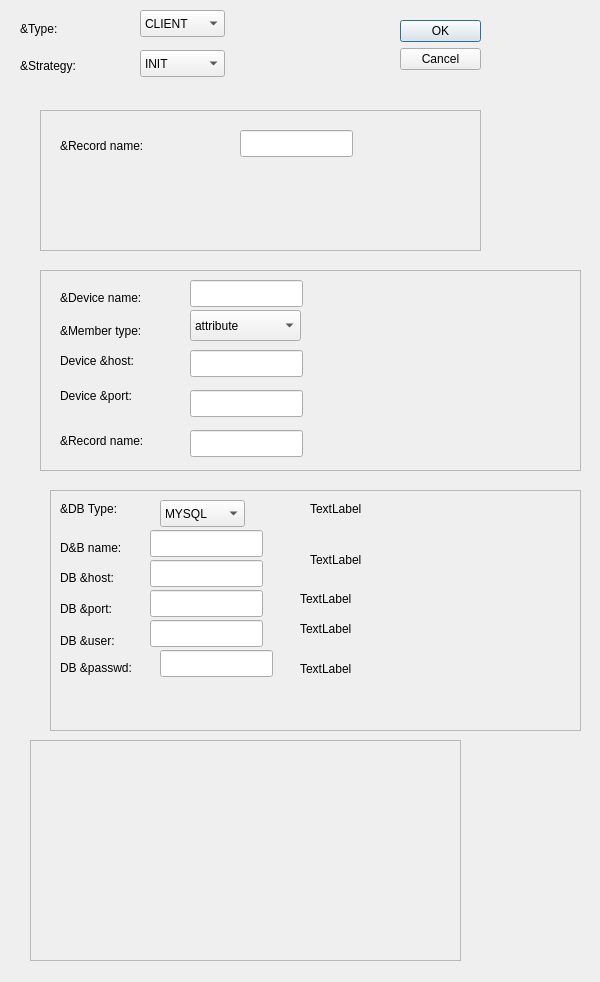
The window that ndtsconfigtool/datasourcedlg.ui (jkotan/nexdatas.configtool) describes before a commit, drawn with Qt 5.
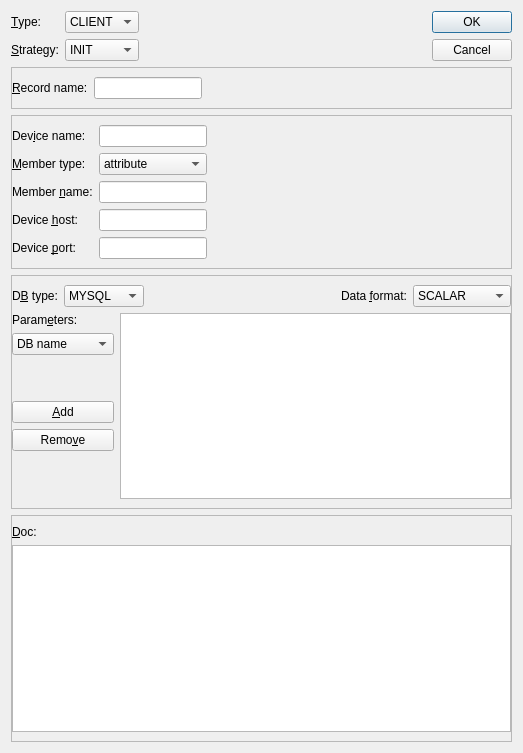
The same window after the commit.

Commit message: changing the datasource dialog

Patch:
```diff
--- a/ndtsconfigtool/datasourcedlg.ui
+++ b/ndtsconfigtool/datasourcedlg.ui
@@ -6,64 +6,32 @@
    <rect>
     <x>0</x>
     <y>0</y>
-    <width>600</width>
-    <height>982</height>
+    <width>523</width>
+    <height>753</height>
    </rect>
   </property>
   <property name="windowTitle">
    <string>Dialog</string>
   </property>
-  <widget class="QDialogButtonBox" name="buttonBox">
-   <property name="geometry">
-    <rect>
-     <x>400</x>
-     <y>20</y>
-     <width>81</width>
-     <height>61</height>
-    </rect>
-   </property>
-   <property name="orientation">
-    <enum>Qt::Vertical</enum>
-   </property>
-   <property name="standardButtons">
-    <set>QDialogButtonBox::Cancel|QDialogButtonBox::Ok</set>
-   </property>
-  </widget>
-  <widget class="QLabel" name="strategyLabel">
-   <property name="geometry">
-    <rect>
-     <x>20</x>
-     <y>50</y>
-     <width>91</width>
-     <height>31</height>
-    </rect>
-   </property>
-   <property name="text">
-    <string>&amp;Strategy:</string>
-   </property>
-  </widget>
+  <layout class="QGridLayout" name="gridLayout_6">
+   <item row="0" column="0">
+    <layout class="QVBoxLayout" name="verticalLayout_4">
+     <item>
+      <layout class="QHBoxLayout" name="horizontalLayout">
+       <item>
+        <layout class="QGridLayout" name="gridLayout">
+         <item row="0" column="0">
   <widget class="QLabel" name="typeLabel">
-   <property name="geometry">
-    <rect>
-     <x>20</x>
-     <y>20</y>
-     <width>66</width>
-     <height>17</height>
-    </rect>
-   </property>
    <property name="text">
     <string>&amp;Type:</string>
    </property>
-  </widget>
+           <property name="buddy">
+            <cstring>typeComboBox</cstring>
+           </property>
+          </widget>
+         </item>
+         <item row="0" column="1">
   <widget class="QComboBox" name="typeComboBox">
-   <property name="geometry">
-    <rect>
-     <x>140</x>
-     <y>10</y>
-     <width>85</width>
-     <height>27</height>
-    </rect>
-   </property>
    <item>
     <property name="text">
      <string>CLIENT</string>
@@ -79,21 +47,20 @@
      <string>DB</string>
     </property>
    </item>
-   <item>
+          </widget>
+         </item>
+         <item row="1" column="0">
+          <widget class="QLabel" name="strategyLabel">
     <property name="text">
-     <string>SARDANA</string>
-    </property>
-   </item>
-  </widget>
+            <string>&amp;Strategy:</string>
+           </property>
+           <property name="buddy">
+            <cstring>strategyComboBox</cstring>
+           </property>
+          </widget>
+         </item>
+         <item row="1" column="1">
   <widget class="QComboBox" name="strategyComboBox">
-   <property name="geometry">
-    <rect>
-     <x>140</x>
-     <y>50</y>
-     <width>85</width>
-     <height>27</height>
-    </rect>
-   </property>
    <item>
     <property name="text">
      <string>INIT</string>
@@ -110,134 +77,117 @@
     </property>
    </item>
   </widget>
+         </item>
+        </layout>
+       </item>
+       <item>
+        <spacer name="horizontalSpacer_2">
+         <property name="orientation">
+          <enum>Qt::Horizontal</enum>
+         </property>
+         <property name="sizeHint" stdset="0">
+          <size>
+           <width>40</width>
+           <height>20</height>
+          </size>
+         </property>
+        </spacer>
+       </item>
+       <item>
+        <widget class="QDialogButtonBox" name="buttonBox">
+         <property name="sizePolicy">
+          <sizepolicy hsizetype="Fixed" vsizetype="Fixed">
+           <horstretch>0</horstretch>
+           <verstretch>0</verstretch>
+          </sizepolicy>
+         </property>
+         <property name="orientation">
+          <enum>Qt::Vertical</enum>
+         </property>
+         <property name="standardButtons">
+          <set>QDialogButtonBox::Cancel|QDialogButtonBox::Ok</set>
+         </property>
+        </widget>
+       </item>
+      </layout>
+     </item>
+     <item>
   <widget class="QFrame" name="clientFrame">
-   <property name="geometry">
-    <rect>
-     <x>40</x>
-     <y>110</y>
-     <width>441</width>
-     <height>141</height>
-    </rect>
-   </property>
    <property name="frameShape">
     <enum>QFrame::StyledPanel</enum>
    </property>
    <property name="frameShadow">
     <enum>QFrame::Raised</enum>
    </property>
+       <layout class="QFormLayout" name="formLayout">
+        <property name="horizontalSpacing">
+         <number>6</number>
+        </property>
+        <property name="leftMargin">
+         <number>0</number>
+        </property>
+        <item row="0" column="0">
+         <layout class="QHBoxLayout" name="horizontalLayout_2">
+          <item>
    <widget class="QLabel" name="cRecNameLabel">
-    <property name="geometry">
-     <rect>
-      <x>20</x>
-      <y>20</y>
-      <width>111</width>
-      <height>31</height>
-     </rect>
-    </property>
     <property name="text">
      <string>&amp;Record name:</string>
     </property>
-   </widget>
-   <widget class="QLineEdit" name="cRecNameLineEdit">
-    <property name="geometry">
-     <rect>
-      <x>200</x>
-      <y>20</y>
-      <width>113</width>
-      <height>27</height>
-     </rect>
-    </property>
-   </widget>
-  </widget>
+            <property name="buddy">
+             <cstring>cRecNameLineEdit</cstring>
+            </property>
+           </widget>
+          </item>
+          <item>
+           <widget class="QLineEdit" name="cRecNameLineEdit"/>
+          </item>
+         </layout>
+        </item>
+       </layout>
+      </widget>
+     </item>
+     <item>
   <widget class="QFrame" name="deviceFrame">
-   <property name="geometry">
-    <rect>
-     <x>40</x>
-     <y>270</y>
-     <width>541</width>
-     <height>201</height>
-    </rect>
-   </property>
    <property name="frameShape">
     <enum>QFrame::StyledPanel</enum>
    </property>
    <property name="frameShadow">
     <enum>QFrame::Raised</enum>
    </property>
+       <layout class="QFormLayout" name="formLayout_2">
+        <property name="leftMargin">
+         <number>0</number>
+        </property>
+        <property name="topMargin">
+         <number>9</number>
+        </property>
+        <item row="0" column="0">
+         <layout class="QGridLayout" name="gridLayout_2">
+          <item row="0" column="0">
    <widget class="QLabel" name="tDevNameLabel">
-    <property name="geometry">
-     <rect>
-      <x>20</x>
-      <y>20</y>
-      <width>111</width>
-      <height>16</height>
-     </rect>
-    </property>
     <property name="text">
-     <string>&amp;Device name:</string>
-    </property>
-   </widget>
+             <string>Dev&amp;ice name:</string>
+            </property>
+            <property name="buddy">
+             <cstring>tDevNameLineEdit</cstring>
+            </property>
+           </widget>
+          </item>
+          <item row="0" column="1">
+           <widget class="QLineEdit" name="tDevNameLineEdit"/>
+          </item>
+          <item row="1" column="0">
    <widget class="QLabel" name="tMemberLabel">
-    <property name="geometry">
-     <rect>
-      <x>20</x>
-      <y>50</y>
-      <width>111</width>
-      <height>21</height>
-     </rect>
-    </property>
     <property name="text">
      <string>&amp;Member type:</string>
     </property>
-   </widget>
-   <widget class="QLabel" name="tHostLabel">
-    <property name="geometry">
-     <rect>
-      <x>20</x>
-      <y>80</y>
-      <width>111</width>
-      <height>21</height>
-     </rect>
-    </property>
-    <property name="text">
-     <string>Device &amp;host:</string>
-    </property>
-   </widget>
-   <widget class="QLabel" name="tPortLabel">
-    <property name="geometry">
-     <rect>
-      <x>20</x>
-      <y>110</y>
-      <width>101</width>
-      <height>31</height>
-     </rect>
-    </property>
-    <property name="text">
-     <string>Device &amp;port:</string>
-    </property>
-   </widget>
-   <widget class="QLabel" name="tRecNameLabel">
-    <property name="geometry">
-     <rect>
-      <x>20</x>
-      <y>160</y>
-      <width>111</width>
-      <height>21</height>
-     </rect>
-    </property>
-    <property name="text">
-     <string>&amp;Record name:</string>
-    </property>
-   </widget>
+            <property name="buddy">
+             <cstring>tMemberComboBox</cstring>
+            </property>
+           </widget>
+          </item>
+          <item row="1" column="1">
    <widget class="QComboBox" name="tMemberComboBox">
-    <property name="geometry">
-     <rect>
-      <x>150</x>
-      <y>40</y>
-      <width>111</width>
-      <height>31</height>
-     </rect>
-    </property>
     <item>
      <property name="text">
       <string>attribute</string>
@@ -254,214 +204,82 @@
      </property>
     </item>
    </widget>
-   <widget class="QLineEdit" name="tDevNameLineEdit">
-    <property name="geometry">
-     <rect>
-      <x>150</x>
-      <y>10</y>
-      <width>113</width>
-      <height>27</height>
-     </rect>
-    </property>
-   </widget>
-   <widget class="QLineEdit" name="tHostLineEdit">
-    <property name="geometry">
-     <rect>
-      <x>150</x>
-      <y>80</y>
-      <width>113</width>
-      <height>27</height>
-     </rect>
-    </property>
-   </widget>
-   <widget class="QLineEdit" name="tPortLineEdit">
-    <property name="geometry">
-     <rect>
-      <x>150</x>
-      <y>120</y>
-      <width>113</width>
-      <height>27</height>
-     </rect>
-    </property>
-   </widget>
-   <widget class="QLineEdit" name="tRecNameLineEdit">
-    <property name="geometry">
-     <rect>
-      <x>150</x>
-      <y>160</y>
-      <width>113</width>
-      <height>27</height>
-     </rect>
-    </property>
-   </widget>
-  </widget>
+          </item>
+          <item row="2" column="0">
+           <widget class="QLabel" name="tMemberNameLabel">
+            <property name="text">
+             <string>Member &amp;name:</string>
+            </property>
+            <property name="buddy">
+             <cstring>tMemberNameLineEdit</cstring>
+            </property>
+           </widget>
+          </item>
+          <item row="2" column="1">
+           <widget class="QLineEdit" name="tMemberNameLineEdit"/>
+          </item>
+          <item row="3" column="0">
+           <widget class="QLabel" name="tHostLabel">
+            <property name="text">
+             <string>Device &amp;host:</string>
+            </property>
+            <property name="buddy">
+             <cstring>tHostLineEdit</cstring>
+            </property>
+           </widget>
+          </item>
+          <item row="3" column="1">
+           <widget class="QLineEdit" name="tHostLineEdit"/>
+          </item>
+          <item row="4" column="0">
+           <widget class="QLabel" name="tPortLabel">
+            <property name="text">
+             <string>Device &amp;port:</string>
+            </property>
+            <property name="buddy">
+             <cstring>tPortLineEdit</cstring>
+            </property>
+           </widget>
+          </item>
+          <item row="4" column="1">
+           <widget class="QLineEdit" name="tPortLineEdit"/>
+          </item>
+         </layout>
+        </item>
+       </layout>
+      </widget>
+     </item>
+     <item>
   <widget class="QFrame" name="dbFrame">
-   <property name="geometry">
-    <rect>
-     <x>50</x>
-     <y>490</y>
-     <width>531</width>
-     <height>241</height>
-    </rect>
-   </property>
    <property name="frameShape">
     <enum>QFrame::StyledPanel</enum>
    </property>
    <property name="frameShadow">
     <enum>QFrame::Raised</enum>
    </property>
-   <widget class="QLabel" name="dbTypeLabel">
-    <property name="geometry">
-     <rect>
-      <x>10</x>
-      <y>10</y>
-      <width>66</width>
-      <height>17</height>
-     </rect>
-    </property>
-    <property name="text">
-     <string>&amp;DB Type:</string>
-    </property>
-   </widget>
-   <widget class="QLabel" name="dbNameLabel">
-    <property name="geometry">
-     <rect>
-      <x>10</x>
-      <y>50</y>
-      <width>81</width>
-      <height>16</height>
-     </rect>
-    </property>
+       <layout class="QGridLayout" name="gridLayout_4">
+        <property name="leftMargin">
+         <number>0</number>
+        </property>
+        <property name="rightMargin">
+         <number>0</number>
+        </property>
+        <item row="0" column="0">
+         <layout class="QVBoxLayout" name="verticalLayout_3">
+          <item>
+           <layout class="QHBoxLayout" name="horizontalLayout_4">
+            <item>
+             <widget class="QLabel" name="dTypeLabel">
     <property name="text">
-     <string>D&amp;B name:</string>
-    </property>
-   </widget>
-   <widget class="QLabel" name="dbHostLabel">
-    <property name="geometry">
-     <rect>
-      <x>10</x>
-      <y>80</y>
-      <width>81</width>
-      <height>16</height>
-     </rect>
-    </property>
-    <property name="text">
-     <string>DB &amp;host:</string>
-    </property>
-   </widget>
-   <widget class="QLabel" name="dbPortLabel">
-    <property name="geometry">
-     <rect>
-      <x>10</x>
-      <y>110</y>
-      <width>66</width>
-      <height>17</height>
-     </rect>
-    </property>
-    <property name="text">
-     <string>DB &amp;port:</string>
-    </property>
-   </widget>
-   <widget class="QLabel" name="dbUserLabel">
-    <property name="geometry">
-     <rect>
-      <x>10</x>
-      <y>140</y>
-      <width>81</width>
-      <height>21</height>
-     </rect>
-    </property>
-    <property name="text">
-     <string>DB &amp;user:</string>
-    </property>
-   </widget>
-   <widget class="QLabel" name="dbPasswdLabel">
-    <property name="geometry">
-     <rect>
-      <x>10</x>
-      <y>170</y>
-      <width>91</width>
-      <height>16</height>
-     </rect>
-    </property>
-    <property name="text">
-     <string>DB &amp;passwd:</string>
-    </property>
-   </widget>
-   <widget class="QLabel" name="label_7">
-    <property name="geometry">
-     <rect>
-      <x>260</x>
-      <y>10</y>
-      <width>66</width>
-      <height>17</height>
-     </rect>
-    </property>
-    <property name="text">
-     <string>TextLabel</string>
-    </property>
-   </widget>
-   <widget class="QLabel" name="label_8">
-    <property name="geometry">
-     <rect>
-      <x>260</x>
-      <y>60</y>
-      <width>66</width>
-      <height>20</height>
-     </rect>
-    </property>
-    <property name="text">
-     <string>TextLabel</string>
-    </property>
-   </widget>
-   <widget class="QLabel" name="label_9">
-    <property name="geometry">
-     <rect>
-      <x>250</x>
-      <y>100</y>
-      <width>66</width>
-      <height>17</height>
-     </rect>
-    </property>
-    <property name="text">
-     <string>TextLabel</string>
-    </property>
-   </widget>
-   <widget class="QLabel" name="label_10">
-    <property name="geometry">
-     <rect>
-      <x>250</x>
-      <y>130</y>
-      <width>66</width>
-      <height>17</height>
-     </rect>
-    </property>
-    <property name="text">
-     <string>TextLabel</string>
-    </property>
-   </widget>
-   <widget class="QLabel" name="label_11">
-    <property name="geometry">
-     <rect>
-      <x>250</x>
-      <y>170</y>
-      <width>66</width>
-      <height>17</height>
-     </rect>
-    </property>
-    <property name="text">
-     <string>TextLabel</string>
-    </property>
-   </widget>
-   <widget class="QComboBox" name="dbTypeComboBox">
-    <property name="geometry">
-     <rect>
-      <x>110</x>
-      <y>10</y>
-      <width>85</width>
-      <height>27</height>
-     </rect>
-    </property>
+               <string>D&amp;B type:</string>
+              </property>
+              <property name="buddy">
+               <cstring>dTypeComboBox</cstring>
+              </property>
+             </widget>
+            </item>
+            <item>
+             <widget class="QComboBox" name="dTypeComboBox">
     <item>
      <property name="text">
       <string>MYSQL</string>
@@ -478,74 +296,236 @@
      </property>
     </item>
    </widget>
-   <widget class="QLineEdit" name="dbNameLineEdit">
-    <property name="geometry">
-     <rect>
-      <x>100</x>
-      <y>40</y>
-      <width>113</width>
-      <height>27</height>
-     </rect>
-    </property>
-   </widget>
-   <widget class="QLineEdit" name="dbHostLineEdit">
-    <property name="geometry">
-     <rect>
-      <x>100</x>
-      <y>70</y>
-      <width>113</width>
-      <height>27</height>
-     </rect>
-    </property>
-   </widget>
-   <widget class="QLineEdit" name="dbPortLineEdit">
-    <property name="geometry">
-     <rect>
-      <x>100</x>
-      <y>100</y>
-      <width>113</width>
-      <height>27</height>
-     </rect>
-    </property>
-   </widget>
-   <widget class="QLineEdit" name="dbUserLineEdit">
-    <property name="geometry">
-     <rect>
-      <x>100</x>
-      <y>130</y>
-      <width>113</width>
-      <height>27</height>
-     </rect>
-    </property>
-   </widget>
-   <widget class="QLineEdit" name="dbPasswdLineEdit">
-    <property name="geometry">
-     <rect>
-      <x>110</x>
-      <y>160</y>
-      <width>113</width>
-      <height>27</height>
-     </rect>
-    </property>
-   </widget>
-  </widget>
-  <widget class="QFrame" name="sardanaFrame">
-   <property name="geometry">
-    <rect>
-     <x>30</x>
-     <y>740</y>
-     <width>431</width>
-     <height>221</height>
-    </rect>
-   </property>
+            </item>
+            <item>
+             <spacer name="dHorizontalSpacer">
+              <property name="orientation">
+               <enum>Qt::Horizontal</enum>
+              </property>
+              <property name="sizeHint" stdset="0">
+               <size>
+                <width>40</width>
+                <height>20</height>
+               </size>
+              </property>
+             </spacer>
+            </item>
+            <item>
+             <widget class="QLabel" name="dFormatLabel">
+              <property name="text">
+               <string>Data &amp;format:</string>
+              </property>
+              <property name="buddy">
+               <cstring>dFormatComboBox</cstring>
+              </property>
+             </widget>
+            </item>
+            <item>
+             <widget class="QComboBox" name="dFormatComboBox">
+              <item>
+               <property name="text">
+                <string>SCALAR</string>
+               </property>
+              </item>
+              <item>
+               <property name="text">
+                <string>SPECTRUM</string>
+               </property>
+              </item>
+              <item>
+               <property name="text">
+                <string>IMAGE</string>
+               </property>
+              </item>
+             </widget>
+            </item>
+           </layout>
+          </item>
+          <item>
+           <layout class="QHBoxLayout" name="horizontalLayout_3">
+            <item>
+             <layout class="QVBoxLayout" name="verticalLayout">
+              <item>
+               <widget class="QLabel" name="label">
+                <property name="text">
+                 <string>Param&amp;eters:</string>
+                </property>
+                <property name="buddy">
+                 <cstring>dParamComboBox</cstring>
+                </property>
+               </widget>
+              </item>
+              <item>
+               <widget class="QComboBox" name="dParamComboBox">
+                <item>
+                 <property name="text">
+                  <string>DB name</string>
+                 </property>
+                </item>
+                <item>
+                 <property name="text">
+                  <string>DB host</string>
+                 </property>
+                </item>
+                <item>
+                 <property name="text">
+                  <string>DB port</string>
+                 </property>
+                </item>
+                <item>
+                 <property name="text">
+                  <string>DB user</string>
+                 </property>
+                </item>
+                <item>
+                 <property name="text">
+                  <string>DB password</string>
+                 </property>
+                </item>
+                <item>
+                 <property name="text">
+                  <string>Mysql cnf</string>
+                 </property>
+                </item>
+                <item>
+                 <property name="text">
+                  <string>Oracle node</string>
+                 </property>
+                </item>
+                <item>
+                 <property name="text">
+                  <string>Oracle DSN</string>
+                 </property>
+                </item>
+                <item>
+                 <property name="text">
+                  <string>Query</string>
+                 </property>
+                </item>
+               </widget>
+              </item>
+              <item>
+               <spacer name="verticalSpacer_2">
+                <property name="orientation">
+                 <enum>Qt::Vertical</enum>
+                </property>
+                <property name="sizeType">
+                 <enum>QSizePolicy::Minimum</enum>
+                </property>
+                <property name="sizeHint" stdset="0">
+                 <size>
+                  <width>20</width>
+                  <height>40</height>
+                 </size>
+                </property>
+               </spacer>
+              </item>
+              <item>
+               <widget class="QPushButton" name="dAddPushButton">
+                <property name="text">
+                 <string>&amp;Add</string>
+                </property>
+               </widget>
+              </item>
+              <item>
+               <widget class="QPushButton" name="dRemovePushButton">
+                <property name="text">
+                 <string>Remo&amp;ve</string>
+                </property>
+               </widget>
+              </item>
+              <item>
+               <spacer name="verticalSpacer">
+                <property name="orientation">
+                 <enum>Qt::Vertical</enum>
+                </property>
+                <property name="sizeHint" stdset="0">
+                 <size>
+                  <width>20</width>
+                  <height>40</height>
+                 </size>
+                </property>
+               </spacer>
+              </item>
+             </layout>
+            </item>
+            <item>
+             <widget class="QTableWidget" name="dAParamTableWidget"/>
+            </item>
+           </layout>
+          </item>
+         </layout>
+        </item>
+       </layout>
+       <zorder>dParamComboBox</zorder>
+       <zorder>dRemovePushButton</zorder>
+       <zorder>dAParamTableWidget</zorder>
+       <zorder>dAddPushButton</zorder>
+       <zorder>dTypeComboBox</zorder>
+       <zorder>dTypeLabel</zorder>
+       <zorder>dFormatLabel</zorder>
+       <zorder>dFormatComboBox</zorder>
+       <zorder>dHorizontalSpacer</zorder>
+       <zorder></zorder>
+      </widget>
+     </item>
+     <item>
+      <widget class="QFrame" name="docframe">
    <property name="frameShape">
     <enum>QFrame::StyledPanel</enum>
    </property>
    <property name="frameShadow">
     <enum>QFrame::Raised</enum>
    </property>
-  </widget>
- </widget>
+       <layout class="QGridLayout" name="gridLayout_5">
+        <property name="leftMargin">
+         <number>0</number>
+        </property>
+        <property name="rightMargin">
+         <number>0</number>
+        </property>
+        <item row="0" column="0">
+         <layout class="QVBoxLayout" name="verticalLayout_2">
+          <item>
+           <widget class="QLabel" name="docLabel">
+            <property name="text">
+             <string>&amp;Doc:</string>
+            </property>
+            <property name="buddy">
+             <cstring>docTextEdit</cstring>
+            </property>
+           </widget>
+          </item>
+          <item>
+           <widget class="QTextEdit" name="docTextEdit"/>
+          </item>
+         </layout>
+        </item>
+       </layout>
+      </widget>
+     </item>
+    </layout>
+   </item>
+  </layout>
+ </widget>
+ <tabstops>
+  <tabstop>typeComboBox</tabstop>
+  <tabstop>strategyComboBox</tabstop>
+  <tabstop>cRecNameLineEdit</tabstop>
+  <tabstop>tDevNameLineEdit</tabstop>
+  <tabstop>tMemberComboBox</tabstop>
+  <tabstop>tMemberNameLineEdit</tabstop>
+  <tabstop>tHostLineEdit</tabstop>
+  <tabstop>tPortLineEdit</tabstop>
+  <tabstop>dTypeComboBox</tabstop>
+  <tabstop>dFormatComboBox</tabstop>
+  <tabstop>dParamComboBox</tabstop>
+  <tabstop>dAddPushButton</tabstop>
+  <tabstop>dRemovePushButton</tabstop>
+  <tabstop>dAParamTableWidget</tabstop>
+  <tabstop>docTextEdit</tabstop>
+  <tabstop>buttonBox</tabstop>
+ </tabstops>
  <resources/>
  <connections>
   <connection>
```
Left out of the diff: 8 changed lines with no effect on the pictures. Lines whose indentation alone changed are shown as unchanged.
